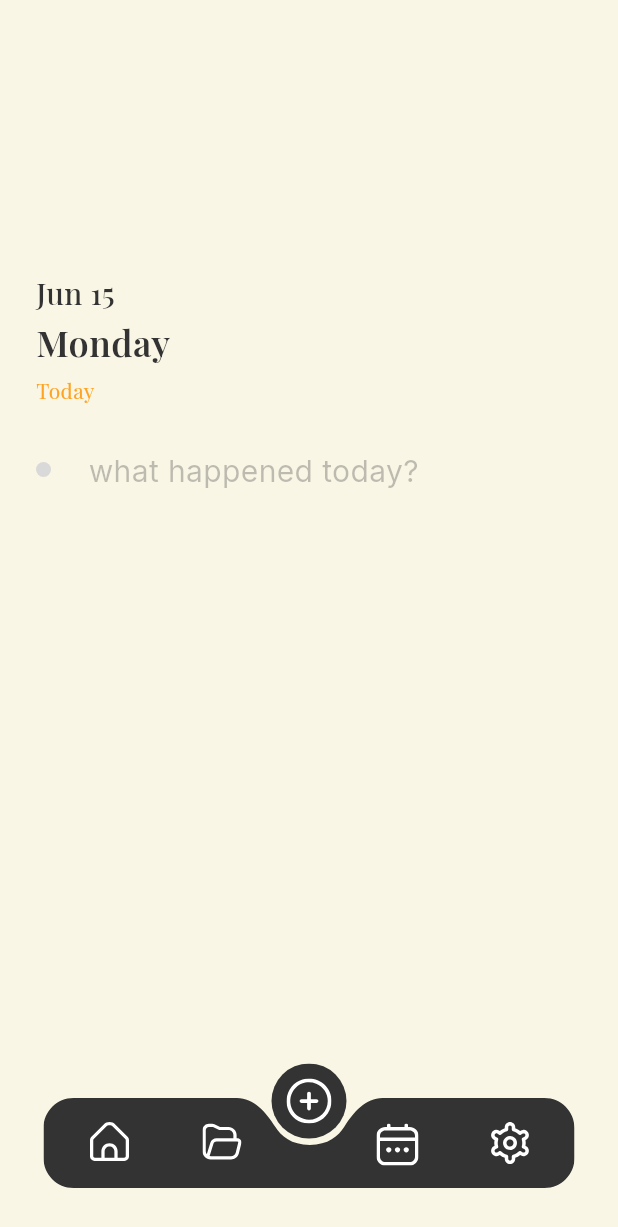
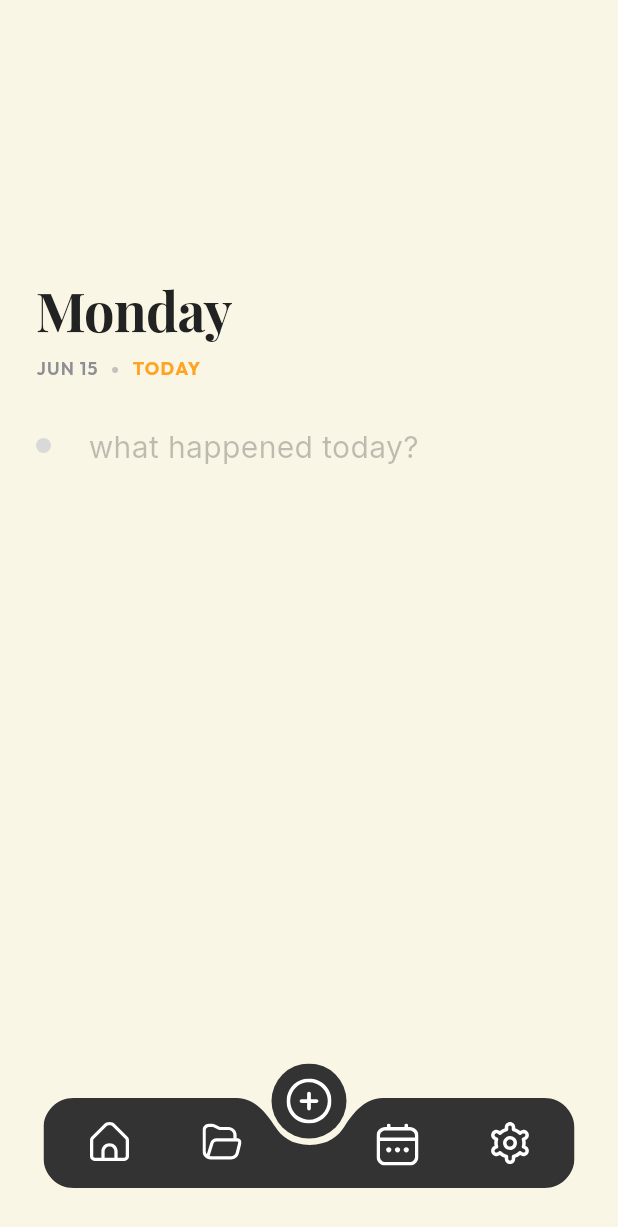
Before and after one commit to HemanthAdapala/QuickNotes, a Flutter app: the HomeScreen screen opened directly, on a phone screen of 412 x 824 dp. Shown: the top 1227 px of the screen. Run offline on Flutter 3.47's test engine with Material 3 defaults, Android fonts, the phone set to English and light mode, and no system bars; our stand-ins replace audioplayers, flutter_local_notifications, flutter_markdown, flutter_secure_storage, flutter_svg, google_fonts and 7 more; missing offline and left inert: encrypt, home_widget, record; accounts and stored records are empty; network calls fail; project files that could hold a hidden picture were left out.

Commit message:
ui: redesign home screen header for weekday visual focus

```diff
--- a/lib/views/widgets/home_prompt_view.dart
+++ b/lib/views/widgets/home_prompt_view.dart
@@ -35,30 +35,45 @@ class HomePromptView extends StatelessWidget {
 
           // Date Headers
           Text(
-            formattedDate,
+            formattedDay,
             style: GoogleFonts.playfairDisplay(
-              fontSize: 20,
-              fontWeight: FontWeight.w500,
-              color: const Color(0xFF333333),
+              fontSize: 36,
+              fontWeight: FontWeight.w700,
+              color: const Color(0xFF222222),
+              letterSpacing: -0.5,
             ),
           ),
-          const SizedBox(height: 2.0),
+          const SizedBox(height: 6.0),
+          Row(
+            children: [
               Text(
-            formattedDay,
-            style: GoogleFonts.playfairDisplay(
-              fontSize: 24,
+                formattedDate.toUpperCase(),
+                style: GoogleFonts.outfit(
+                  fontSize: 12,
                   fontWeight: FontWeight.w600,
-              color: const Color(0xFF333333),
+                  color: const Color(0xFF8E8E93),
+                  letterSpacing: 0.8,
                 ),
               ),
-          const SizedBox(height: 5.0),
+              const SizedBox(width: 8.0),
               Text(
-            "Today",
-            style: GoogleFonts.playfairDisplay(
-              fontSize: 14,
-              fontWeight: FontWeight.w400,
+                "•",
+                style: TextStyle(
+                  fontSize: 12,
+                  color: const Color(0xFF8E8E93).withOpacity(0.5),
+                ),
+              ),
+              const SizedBox(width: 8.0),
+              Text(
+                "TODAY",
+                style: GoogleFonts.outfit(
+                  fontSize: 12,
+                  fontWeight: FontWeight.bold,
                   color: const Color(0xFFFFA322),
+                  letterSpacing: 0.8,
                 ),
+              ),
+            ],
           ),
           const SizedBox(height: 30.0),
 
```
Lines whose indentation alone changed are shown as unchanged.
